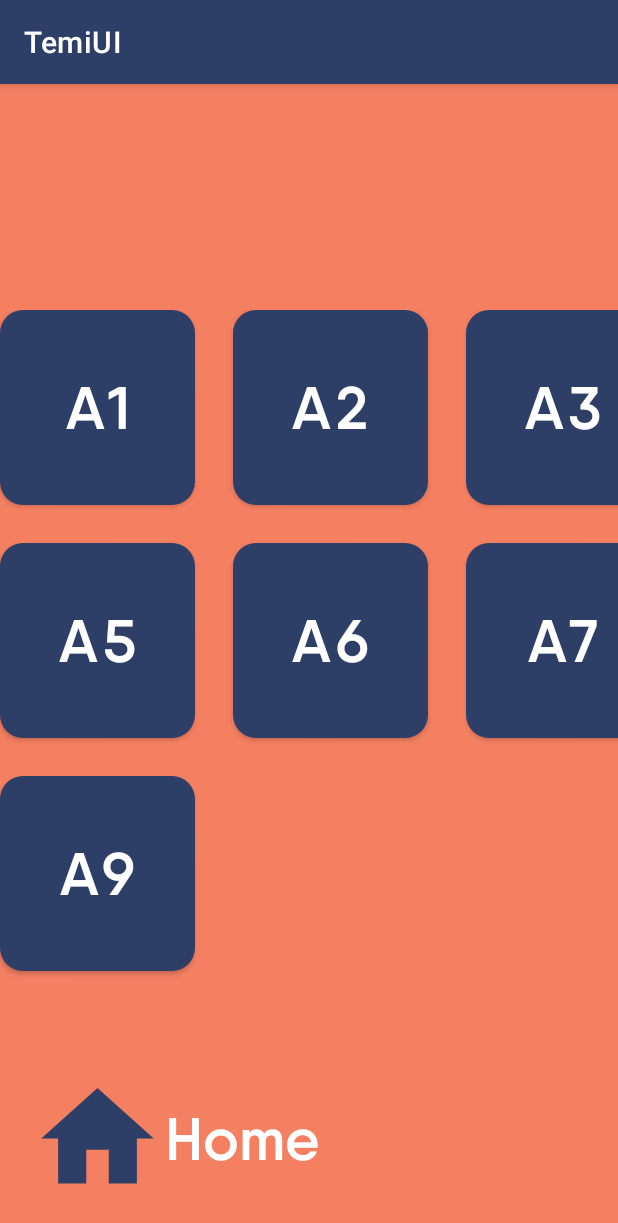
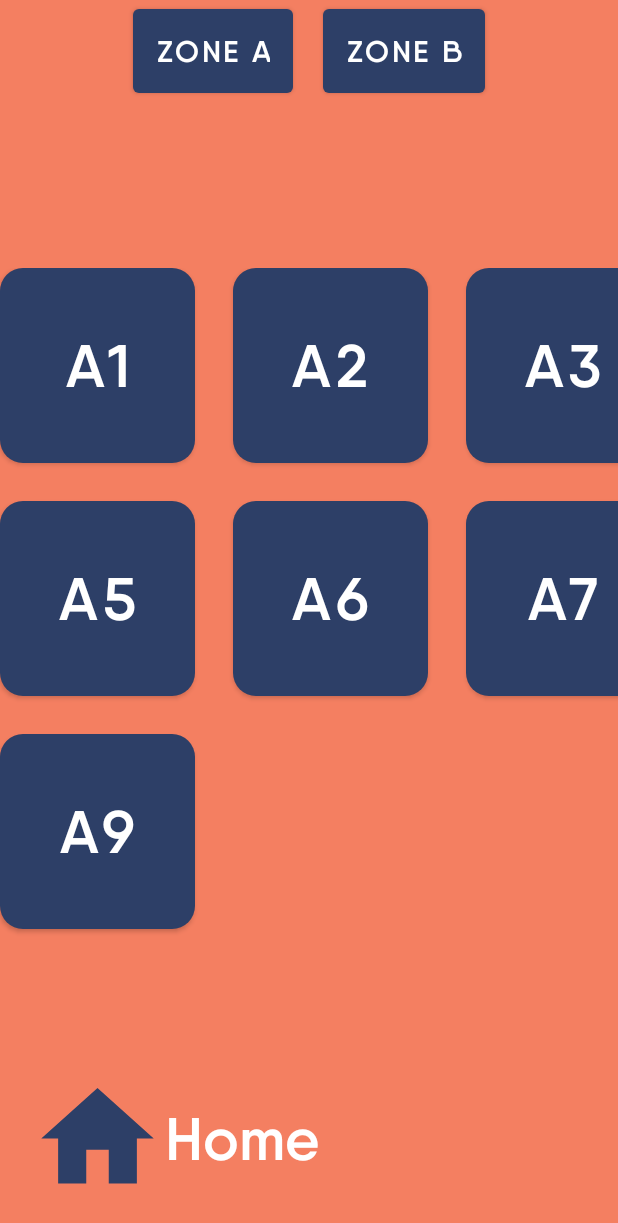
Before and after one commit to hybrid87sg/temiApp, an Android app: the MapActivity screen opened directly, with no data from a screen before it, after a tap on an icon or button, on a phone screen of 412 x 824 dp. Shown: the top 1223 px of the screen. Run offline under Robolectric (Android 15) with nearby library versions, the phone set to English and light mode, and no system bars.

Commit message:
TemiUI 290121 1535

```diff
--- a/app/build.gradle
+++ b/app/build.gradle
@@ -45,6 +45,8 @@ dependencies {
     implementation 'androidx.constraintlayout:constraintlayout:2.0.4'
     implementation 'androidx.legacy:legacy-support-v4:1.0.0'
     implementation 'androidx.gridlayout:gridlayout:1.0.0'
+    implementation 'androidx.navigation:navigation-fragment-ktx:2.3.2'
+    implementation 'androidx.navigation:navigation-ui-ktx:2.3.2'
     testImplementation 'junit:junit:4.+'
     androidTestImplementation 'androidx.test.ext:junit:1.1.2'
     androidTestImplementation 'androidx.test.espresso:espresso-core:3.3.0'
--- /dev/null
+++ b/app/src/main/java/com/hybrid/temiui/Fragments/ZoneFragment.kt
@@ -0,0 +1,40 @@
+package com.hybrid.temiui.fragments
+
+import android.content.Intent
+import android.os.Bundle
+import androidx.fragment.app.Fragment
+import android.view.LayoutInflater
+import android.view.View
+import android.view.ViewGroup
+import com.hybrid.temiui.MainActivity
+import com.hybrid.temiui.R
+import com.hybrid.temiui.databinding.FragmentZoneBinding
+
+
+class ZoneFragment : Fragment(R.layout.fragment_zone) {
+
+    private lateinit var binding: FragmentZoneBinding
+
+    override fun onViewCreated(view: View, savedInstanceState: Bundle?) {
+        super.onViewCreated(view, savedInstanceState)
+        binding = FragmentZoneBinding.bind(view)
+
+        binding.zoneAButton.setOnClickListener {
+            binding.gridZoneB.visibility = View.GONE
+            binding.gridZoneA.visibility = View.VISIBLE
+        }
+
+        binding.zoneBButton.setOnClickListener {
+            binding.gridZoneB.visibility = View.VISIBLE
+            binding.gridZoneA.visibility = View.GONE
+        }
+
+        binding.ibHome.setOnClickListener {
+            val intent = Intent (context, MainActivity::class.java)
+            startActivity(intent)
+        }
+    }
+
+
+
+}
--- a/app/src/main/java/com/hybrid/temiui/MapActivity.kt
+++ b/app/src/main/java/com/hybrid/temiui/MapActivity.kt
@@ -6,7 +6,10 @@ import androidx.appcompat.app.AppCompatActivity
 import android.os.Bundle
 import android.view.View
 import android.widget.GridView
+import android.widget.Toast
+import androidx.gridlayout.widget.GridLayout
 import com.hybrid.temiui.databinding.ActivityMapBinding
+import com.hybrid.temiui.fragments.ZoneFragment
 
 
 class MapActivity : AppCompatActivity(R.layout.activity_map) {
@@ -14,6 +17,7 @@ class MapActivity : AppCompatActivity(R.layout.activity_map) {
     private lateinit var binding: ActivityMapBinding
 
 
+    @SuppressLint("WrongViewCast")
     override fun onCreate(savedInstanceState: Bundle?) {
         super.onCreate(savedInstanceState)
         binding = ActivityMapBinding.inflate(layoutInflater)
@@ -21,9 +25,9 @@ class MapActivity : AppCompatActivity(R.layout.activity_map) {
 
         supportActionBar?.hide()
 
-        val gridZoneA : GridView = findViewById(R.id.gridZoneA)
-        val gridZoneB : GridView = findViewById(R.id.gridZoneB)
-
+        val fragmentZone = ZoneFragment()
+        val gridZoneA = findViewById<GridLayout>(R.id.gridZoneA)
+        val gridZoneB = findViewById<GridLayout>(R.id.gridZoneB)
 
         binding.btnMap.setOnClickListener {
             binding.frameMap.visibility = View.VISIBLE
@@ -35,22 +39,24 @@ class MapActivity : AppCompatActivity(R.layout.activity_map) {
             binding.frameMap.visibility = View.GONE
         }
 
-        binding.ibHome.setOnClickListener{
-            val intent = Intent(this,MainActivity::class.java)
+        binding.ibHome.setOnClickListener {
+            val intent = Intent(this, MainActivity::class.java)
             startActivity(intent)
         }
 
+        binding.zoneA.setOnClickListener {
+            Toast.makeText(this, "Zone A", Toast.LENGTH_LONG).show()
+            supportFragmentManager.beginTransaction().apply {
+                replace(R.id.flFragment, fragmentZone)
+                commit()
+            }
+        }
 
-        //Zones
-        binding.zoneA.setOnClickListener {
-            val intent = Intent(this,ZoneActivity::class.java)
-            startActivity(intent)
-        }
         binding.zoneB.setOnClickListener {
-            val intent = Intent(this,ZoneActivity::class.java)
-            startActivity(intent)
-            gridZoneB.visibility = View.VISIBLE
-            gridZoneA.visibility = View.GONE
+            supportFragmentManager.beginTransaction().apply {
+                replace(R.id.flFragment, fragmentZone)
+                commit()
+            }
         }
     }
 }
--- a/app/src/main/java/com/hybrid/temiui/ZoneActivity.kt
+++ /dev/null
@@ -1,22 +0,0 @@
-package com.hybrid.temiui
-
-import android.content.Intent
-import androidx.appcompat.app.AppCompatActivity
-import android.os.Bundle
-import com.hybrid.temiui.databinding.ActivityZoneBinding
-
-class ZoneActivity : AppCompatActivity(R.layout.activity_zone) {
-
-    private lateinit var binding: ActivityZoneBinding
-
-    override fun onCreate(savedInstanceState: Bundle?) {
-        super.onCreate(savedInstanceState)
-        binding = ActivityZoneBinding.inflate(layoutInflater)
-        setContentView(binding.root)
-
-        binding.ibHome.setOnClickListener{
-            val intent = Intent(this,MainActivity::class.java)
-            startActivity(intent)
-        }
-    }
-}
--- a/app/src/main/res/layout/activity_map.xml
+++ b/app/src/main/res/layout/activity_map.xml
@@ -29,6 +29,7 @@
             android:backgroundTint="@color/dblue"
             android:text="@string/zoneview" />
     </FrameLayout>
+
 
     <FrameLayout
         android:id="@+id/frameZone"
@@ -65,10 +66,10 @@
         <androidx.gridlayout.widget.GridLayout
             android:layout_width="500dp"
             android:layout_height="500dp"
+            android:layout_marginStart="100dp"
+            android:layout_marginTop="170dp"
             app:columnCount="3"
-            app:rowCount="3"
-            android:layout_marginTop="170dp"
-            android:layout_marginStart="100dp">
+            app:rowCount="3">
 
             <Button
                 android:id="@+id/zoneA"
@@ -129,7 +130,6 @@
 
     </FrameLayout>
 
-
     <LinearLayout
         android:layout_width="wrap_content"
         android:layout_height="wrap_content"
@@ -159,4 +159,15 @@
             android:textSize="40sp" />
 
     </LinearLayout>
+
+    <FrameLayout
+        android:id="@+id/flFragment"
+        android:layout_width="match_parent"
+        android:layout_height="match_parent"
+        app:layout_constraintBottom_toBottomOf="parent"
+        app:layout_constraintEnd_toEndOf="parent"
+        app:layout_constraintHorizontal_bias="0.5"
+        app:layout_constraintStart_toStartOf="parent"
+        app:layout_constraintTop_toTopOf="parent" />
+
 </androidx.constraintlayout.widget.ConstraintLayout>
--- a/app/src/main/res/layout/activity_zone.xml
+++ b/app/src/main/res/layout/fragment_zone.xml
@@ -4,8 +4,8 @@
     xmlns:tools="http://schemas.android.com/tools"
     android:layout_width="match_parent"
     android:layout_height="match_parent"
-    tools:context=".ZoneActivity"
-    android:background="@color/coral">
+    android:background="@color/coral"
+    tools:context=".fragments.ZoneFragment">
 
     <FrameLayout
         android:id="@+id/gridZoneA"
@@ -137,9 +137,9 @@
         <GridLayout
             android:layout_width="wrap_content"
             android:layout_height="wrap_content"
+            android:layout_gravity="center"
             android:columnCount="4"
-            android:rowCount="4"
-            android:layout_gravity="center">
+            android:rowCount="4">
 
             <Button
                 android:id="@+id/b1"
@@ -228,6 +228,36 @@
     </FrameLayout>
 
     <LinearLayout
+        android:layout_width="match_parent"
+        android:layout_height="wrap_content"
+        android:gravity="center_horizontal"
+        android:orientation="horizontal"
+        app:layout_constraintEnd_toEndOf="parent"
+        app:layout_constraintStart_toStartOf="parent"
+        app:layout_constraintTop_toTopOf="parent">
+
+        <Button
+            android:id="@+id/zoneAButton"
+            android:layout_width="wrap_content"
+            android:layout_height="wrap_content"
+            android:fontFamily="@font/qanelas_semibold"
+            android:padding="15dp"
+            android:text="@string/zoneA"
+            android:textSize="20sp" />
+
+        <Button
+            android:id="@+id/zoneBButton"
+            android:layout_width="wrap_content"
+            android:layout_height="wrap_content"
+            android:fontFamily="@font/qanelas_semibold"
+            android:padding="15dp"
+            android:text="@string/zoneB"
+            android:layout_marginStart="20dp"
+            android:textSize="20sp" />
+
+    </LinearLayout>
+
+    <LinearLayout
         android:layout_width="wrap_content"
         android:layout_height="wrap_content"
         android:layout_marginStart="20dp"
@@ -255,7 +285,6 @@
             android:textColor="@color/white"
             android:textSize="40sp" />
 
-
     </LinearLayout>
 
 </androidx.constraintlayout.widget.ConstraintLayout>
```
Also changed, not shown: app/src/main/java/com/hybrid/temiui/Fragments/HowFragment.kt (deleted, +0 -21 lines), app/src/main/java/com/hybrid/temiui/Fragments/ZoneAFragment.kt (added, +19 -0 lines), app/src/main/res/layout/fragment_zone_a.xml (renamed from app/src/main/res/layout/fragment_how.xml, +6 -4 lines), app/src/main/res/navigation/zone_nav.xml (added, +21 -0 lines), app/src/main/res/values/strings.xml (+11 -0 lines).
